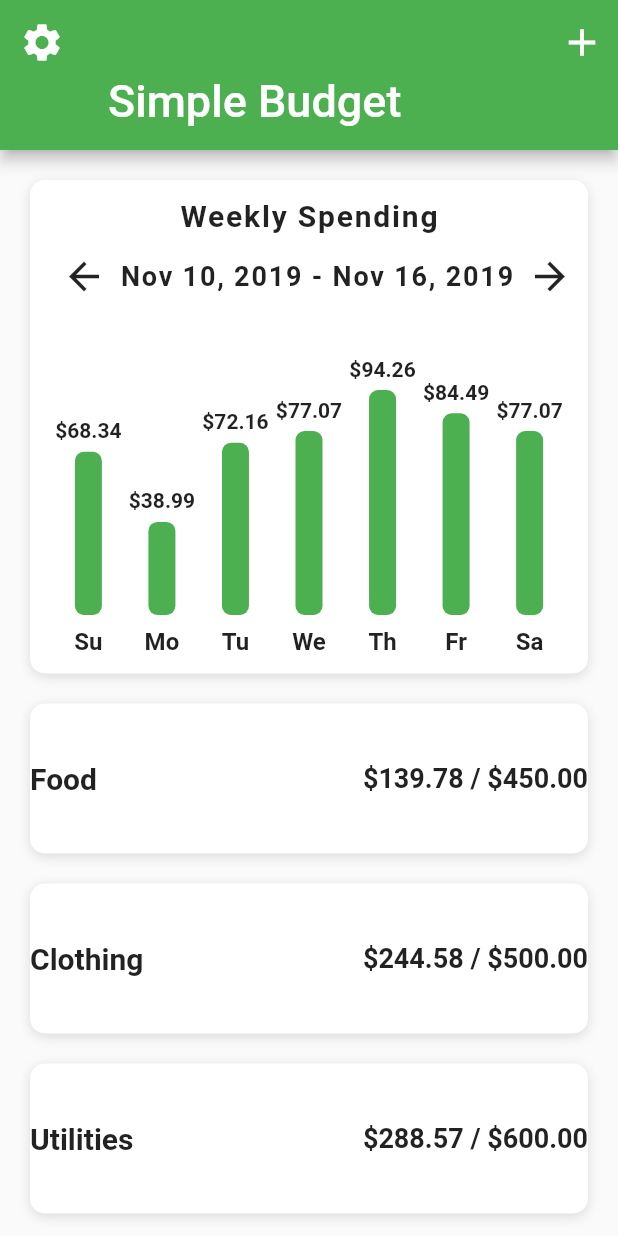
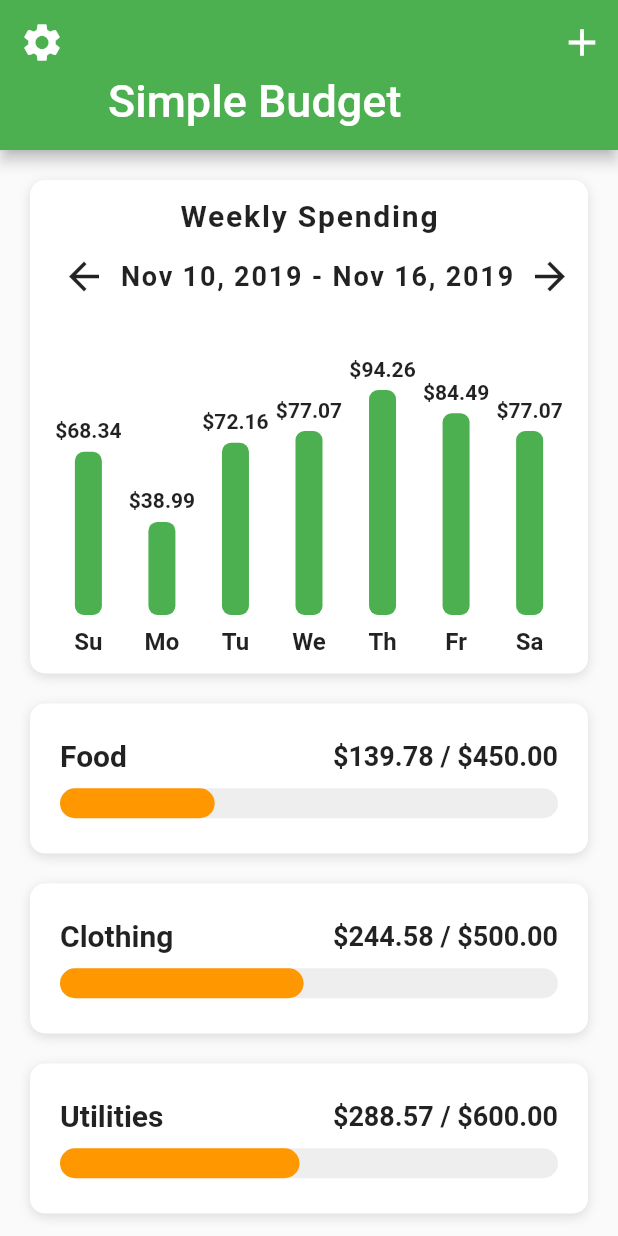
Before and after one commit to hardliver/flutter_budget_ui, a Flutter app: the screen it shows after launch, on a phone screen of 412 x 824 dp. Run offline on Flutter 3.47's test engine with Material 2 defaults, Android fonts, the phone set to English and light mode, and no system bars.

Commit message:
19. Layout Builder - Remaining Money Bars

```diff
--- /dev/null
+++ b/lib/helpers/color_helpers.dart
@@ -0,0 +1,10 @@
+import 'package:flutter/material.dart';
+
+Color getColor(BuildContext context, double percent) {
+  if (percent >= 0.50) {
+    return Theme.of(context).primaryColor;
+  } else if (percent >= 0.25) {
+    return Colors.orange;
+  }
+  return Colors.red;
+}
--- a/lib/screens/home_screen.dart
+++ b/lib/screens/home_screen.dart
@@ -1,4 +1,5 @@
 import 'package:flutter/material.dart';
+import 'package:flutter_budget_ui/helpers/color_helpers.dart';
 import 'package:flutter_budget_ui/widgets/bar_chart.dart';
 
 import '../data/data.dart';
@@ -14,6 +15,7 @@ class _HomeScreenState extends State<HomeScreen> {
   _buildCategory(Category category, double totalAmountSpent) {
     return Container(
       margin: EdgeInsets.symmetric(horizontal: 20.0, vertical: 10.0),
+      padding: EdgeInsets.all(20.0),
       height: 100.0,
       width: double.infinity,
       decoration: BoxDecoration(
@@ -48,7 +50,39 @@ class _HomeScreenState extends State<HomeScreen> {
                 ),
               )
             ],
-          )
+          ),
+          SizedBox(height: 10.0),
+          LayoutBuilder(
+            builder: (BuildContext context, BoxConstraints constraints) {
+              final double maxBarWidth = constraints.maxWidth;
+              final double percent =
+                  (category.maxAmount - totalAmountSpent) / category.maxAmount;
+              double barWidth = percent * maxBarWidth;
+
+              if (barWidth < 0) {
+                barWidth = 0;
+              }
+              return Stack(
+                children: <Widget>[
+                  Container(
+                    height: 20.0,
+                    decoration: BoxDecoration(
+                      color: Colors.grey[200],
+                      borderRadius: BorderRadius.circular(15.0),
+                    ),
+                  ),
+                  Container(
+                    height: 20.0,
+                    width: barWidth,
+                    decoration: BoxDecoration(
+                      color: getColor(context, percent),
+                      borderRadius: BorderRadius.circular(15.0),
+                    ),
+                  ),
+                ],
+              );
+            },
+          ),
         ],
       ),
     );
```
